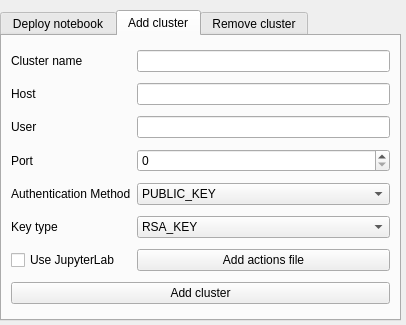
This is gui/widgets_templates/gui.ui in intdata-bsc/idact-gui as Qt 5 draws it before an edit. The edited form follows.
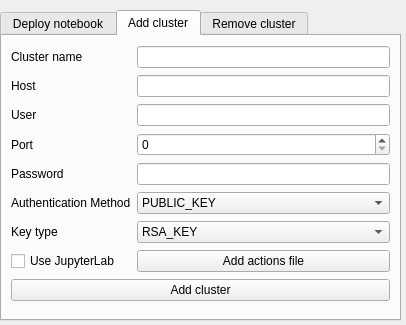
This is the edited form.

What changed in the file:
```diff
--- a/gui/widgets_templates/gui.ui
+++ b/gui/widgets_templates/gui.ui
@@ -161,23 +161,50 @@
      <string>Add cluster</string>
     </attribute>
     <layout class="QGridLayout" name="gridLayout_3">
-     <item row="5" column="2">
-      <widget class="QComboBox" name="auth_method_box">
-       <item>
-        <property name="text">
-         <string>PUBLIC_KEY</string>
-        </property>
-       </item>
-       <item>
-        <property name="text">
-         <string>ASK_EVERYTIME</string>
-        </property>
-       </item>
+     <item row="0" column="2">
+      <widget class="QLineEdit" name="cluster_name_addc_edit"/>
+     </item>
+     <item row="9" column="1">
+      <widget class="QCheckBox" name="use_jupyter_lab_check_box">
+       <property name="text">
+        <string>Use JupyterLab</string>
+       </property>
+      </widget>
+     </item>
+     <item row="2" column="2">
+      <widget class="QLineEdit" name="user_edit"/>
+     </item>
+     <item row="7" column="1">
+      <widget class="QLabel" name="key_type_label">
+       <property name="text">
+        <string>Key type</string>
+       </property>
+      </widget>
+     </item>
+     <item row="9" column="2">
+      <widget class="QPushButton" name="add_actions_file_button">
+       <property name="text">
+        <string>Add actions file</string>
+       </property>
+      </widget>
+     </item>
+     <item row="6" column="1">
+      <widget class="QLabel" name="auth_method_label">
+       <property name="text">
+        <string>Authentication Method</string>
+       </property>
       </widget>
      </item>
      <item row="1" column="2">
       <widget class="QLineEdit" name="host_edit"/>
      </item>
+     <item row="0" column="1">
+      <widget class="QLabel" name="cluster_name_addc_label">
+       <property name="text">
+        <string>Cluster name</string>
+       </property>
+      </widget>
+     </item>
      <item row="4" column="1">
       <widget class="QLabel" name="port_label">
        <property name="text">
@@ -185,25 +212,6 @@
        </property>
       </widget>
      </item>
-     <item row="2" column="2">
-      <widget class="QLineEdit" name="user_edit"/>
-     </item>
-     <item row="6" column="2">
-      <widget class="QComboBox" name="key_type_box">
-       <item>
-        <property name="text">
-         <string>RSA_KEY</string>
-        </property>
-       </item>
-      </widget>
-     </item>
-     <item row="6" column="1">
-      <widget class="QLabel" name="key_type_label">
-       <property name="text">
-        <string>Key type</string>
-       </property>
-      </widget>
-     </item>
      <item row="2" column="1">
       <widget class="QLabel" name="user_label">
        <property name="text">
@@ -211,13 +219,36 @@
        </property>
       </widget>
      </item>
-     <item row="5" column="1">
-      <widget class="QLabel" name="auth_method_label">
+     <item row="21" column="1" colspan="2">
+      <widget class="QPushButton" name="add_cluster_button">
        <property name="text">
-        <string>Authentication Method</string>
+        <string>Add cluster</string>
        </property>
       </widget>
      </item>
+     <item row="6" column="2">
+      <widget class="QComboBox" name="auth_method_box">
+       <item>
+        <property name="text">
+         <string>PUBLIC_KEY</string>
+        </property>
+       </item>
+       <item>
+        <property name="text">
+         <string>ASK_EVERYTIME</string>
+        </property>
+       </item>
+      </widget>
+     </item>
+     <item row="7" column="2">
+      <widget class="QComboBox" name="key_type_box">
+       <item>
+        <property name="text">
+         <string>RSA_KEY</string>
+        </property>
+       </item>
+      </widget>
+     </item>
      <item row="1" column="1">
       <widget class="QLabel" name="host_label">
        <property name="text">
@@ -228,34 +259,13 @@
      <item row="4" column="2">
       <widget class="QSpinBox" name="port_edit"/>
      </item>
-     <item row="20" column="1" colspan="2">
-      <widget class="QPushButton" name="add_cluster_button">
-       <property name="text">
-        <string>Add cluster</string>
-       </property>
-      </widget>
+     <item row="5" column="2">
+      <widget class="QLineEdit" name="password_edit"/>
      </item>
-     <item row="0" column="1">
-      <widget class="QLabel" name="cluster_name_addc_label">
+     <item row="5" column="1">
+      <widget class="QLabel" name="port_label_2">
        <property name="text">
-        <string>Cluster name</string>
-       </property>
-      </widget>
-     </item>
-     <item row="0" column="2">
-      <widget class="QLineEdit" name="cluster_name_addc_edit"/>
-     </item>
-     <item row="8" column="2">
-      <widget class="QPushButton" name="add_actions_file_button">
-       <property name="text">
-        <string>Add actions file</string>
-       </property>
-      </widget>
-     </item>
-     <item row="8" column="1">
-      <widget class="QCheckBox" name="use_jupyter_lab_check_box">
-       <property name="text">
-        <string>Use JupyterLab</string>
+        <string>Password</string>
        </property>
       </widget>
      </item>
```
